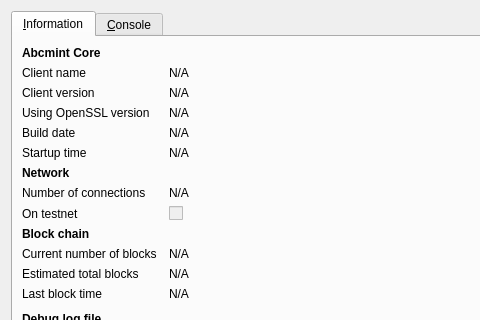
This is src/qt/forms/rpcconsole.ui in Met-AUG/raqcoin-test as Qt 5 draws it before an edit; both pictures show x 0 to 480 and y 0 to 320 of the 740 by 450 pixel window. The edited form follows.
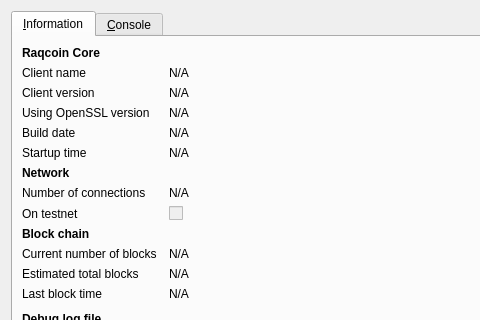
This is the edited form. The open tabs and pages were chosen to show the change. Icons and pictures are not drawn.

Commit message: fix: replace most abcmint to raqcoin except URI scheme, data dirs and Abcmint Signed Message

Diff of the .ui file:
```diff
--- a/src/qt/forms/rpcconsole.ui
+++ b/src/qt/forms/rpcconsole.ui
@@ -36,7 +36,7 @@
           </font>
          </property>
          <property name="text">
-          <string>Abcmint Core</string>
+          <string>Raqcoin Core</string>
          </property>
         </widget>
        </item>
```
Left out of the diff: 6 changed lines with no effect on the pictures. The commit also changes 260 other files.
